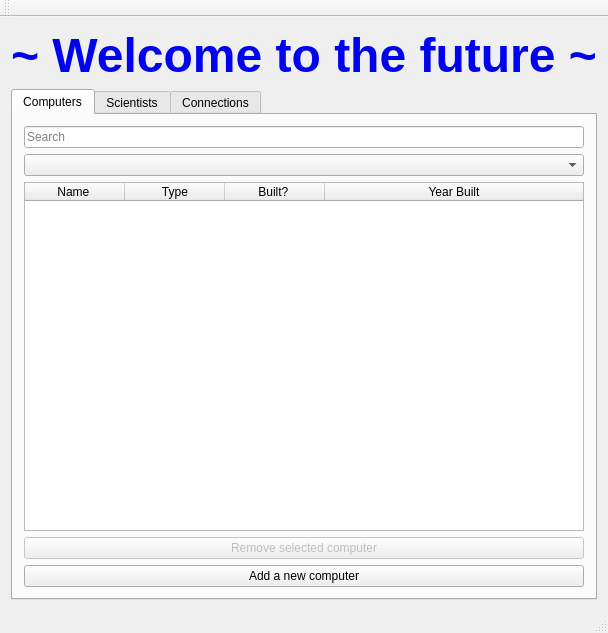
The window that vika3/week3/mainwindow.ui (axelboga/hopur32) describes before a commit, drawn with Qt 5.
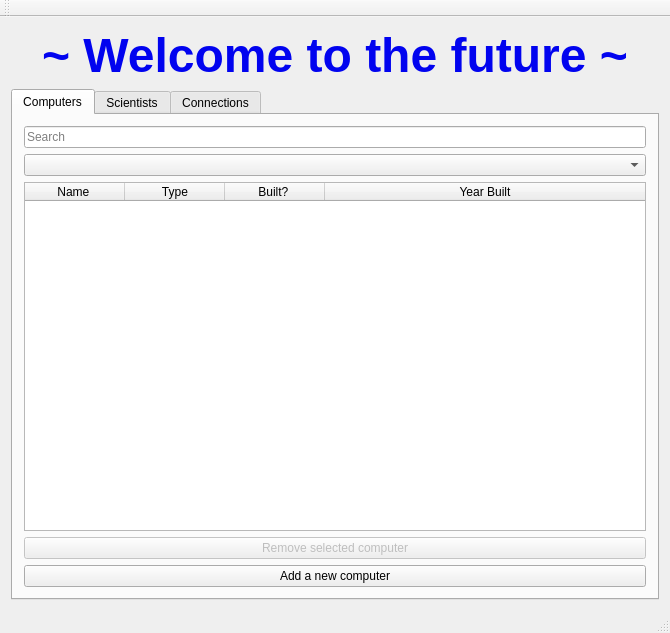
The same window after the commit. The open tabs and pages were chosen to show the change. Icons and pictures are not drawn.

```diff
--- a/vika3/week3/mainwindow.ui
+++ b/vika3/week3/mainwindow.ui
@@ -6,7 +6,7 @@
    <rect>
     <x>0</x>
     <y>0</y>
-    <width>594</width>
+    <width>670</width>
     <height>633</height>
    </rect>
   </property>
```
Left out of the diff: 24 changed lines with no effect on the pictures.
